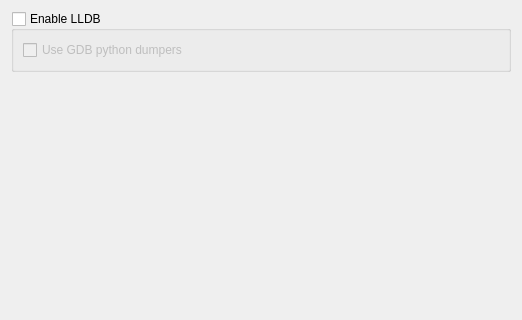
The window that src/plugins/debugger/lldb/lldboptionspagewidget.ui (qt-creator/qt-creator) describes before a commit, drawn with Qt 5; both pictures show x 0 to 522 and y 0 to 320 of the 522 by 512 pixel window.
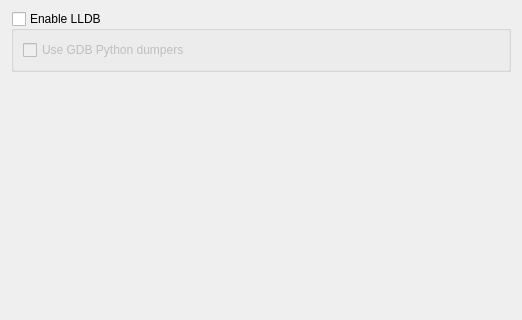
The same window after the commit.

Commit message: UI text: fix capitalization

```diff
--- a/src/plugins/debugger/lldb/lldboptionspagewidget.ui
+++ b/src/plugins/debugger/lldb/lldboptionspagewidget.ui
@@ -29,7 +29,7 @@
       <item>
        <widget class="QCheckBox" name="gdbEmu">
         <property name="text">
-         <string>Use GDB python dumpers</string>
+         <string>Use GDB Python dumpers</string>
         </property>
         <property name="checked">
          <bool>false</bool>
```
The commit also changes 2 other files.
